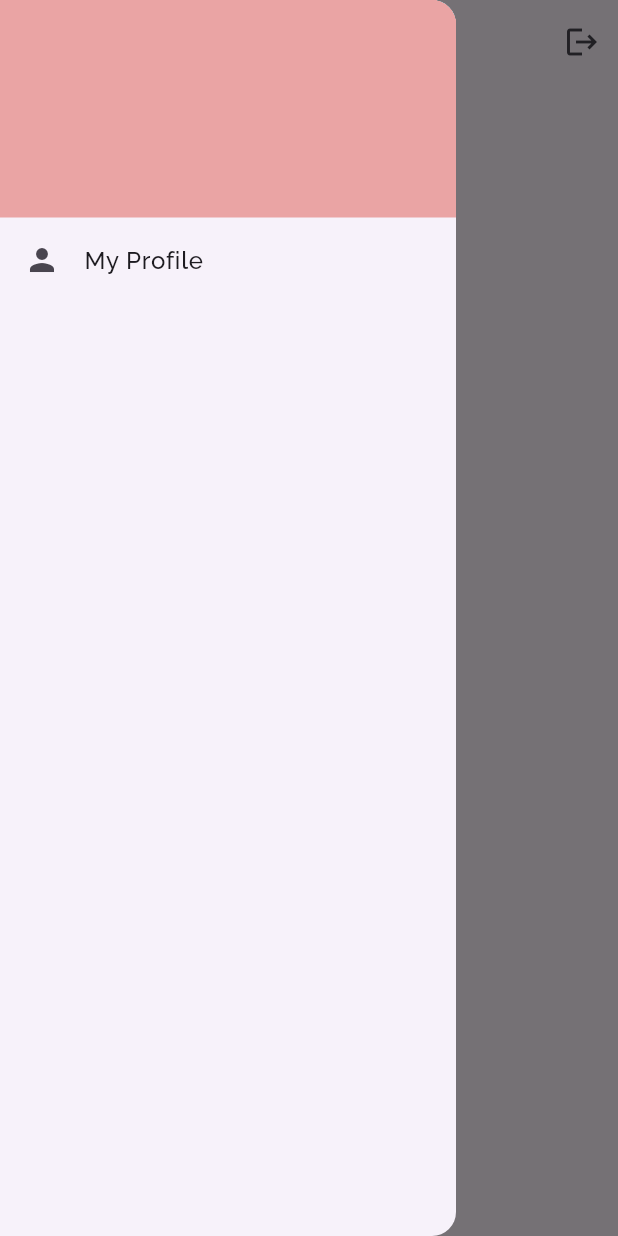
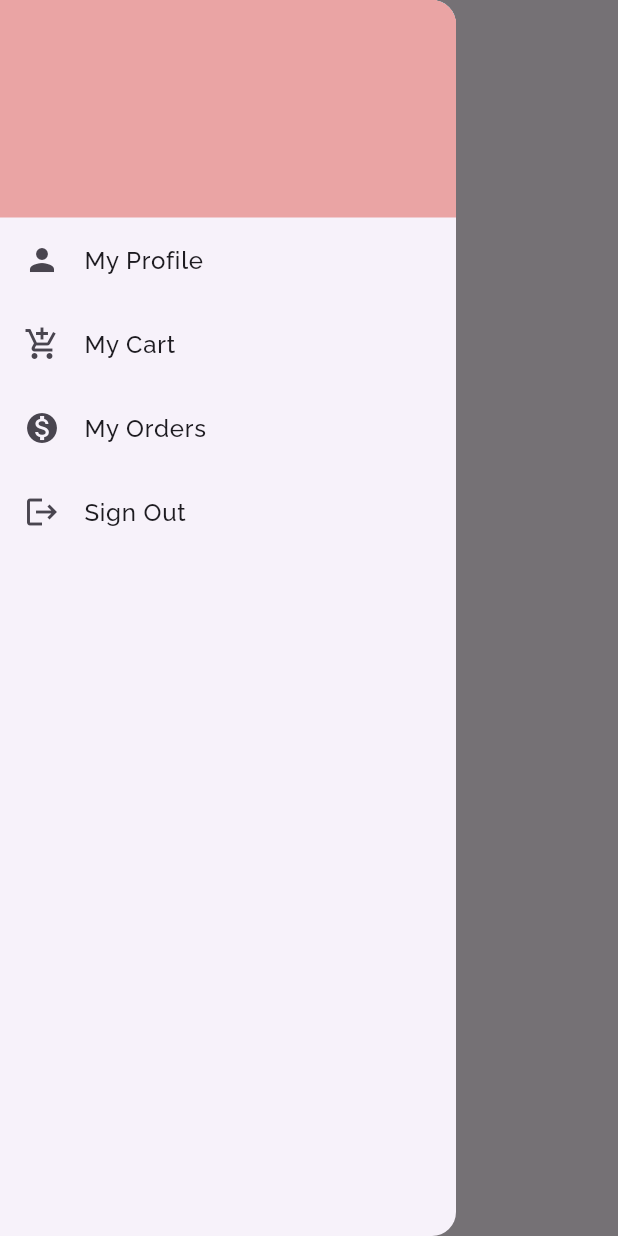
Before and after one commit to rijwan-uddin/AstrohubUser, a Flutter app: the ViewTelescopePage screen opened by its route, with the side drawer open, on a phone screen of 412 x 824 dp. Run offline on Flutter 3.47's test engine with Material 3 defaults, Android fonts, the phone set to English and light mode, and no system bars; our stand-ins replace cached_network_image, cloud_firestore, firebase_auth, firebase_core, firebase_storage, flutter_easyloading and 5 more; accounts and stored records are empty.

Commit message:
Product view page update

```diff
--- a/lib/customwidgets/main_drawer.dart
+++ b/lib/customwidgets/main_drawer.dart
@@ -1,4 +1,8 @@
+import 'package:astrohub_user/auth/auth_service.dart';
 import 'package:flutter/material.dart';
+import 'package:go_router/go_router.dart';
+
+import '../pages/login_page.dart';
 
 class MainDrawer extends StatelessWidget {
   const MainDrawer({super.key});
@@ -13,13 +17,28 @@ class MainDrawer extends StatelessWidget {
             height: 145,
           ),
           ListTile(
-            onTap: (){
-
-
-            },
+            onTap: (){},
             leading: Icon(Icons.person),
             title: Text('My Profile'),
-          )
+          ),
+         ListTile(
+            onTap: (){},
+            leading: Icon(Icons.add_shopping_cart),
+            title: Text('My Cart'),
+          ),
+          ListTile(
+            onTap: (){},
+            leading: Icon(Icons.monetization_on),
+            title: Text('My Orders'),
+          ),
+          ListTile(
+            onTap: (){
+              AuthService.logout()
+                  .then((value) => context.goNamed(LoginPage.routeName));
+            },
+            leading: Icon(Icons.logout),
+            title: Text('Sign Out'),
+          ),
         ],
       ),
     );
--- a/lib/main.dart
+++ b/lib/main.dart
@@ -1,5 +1,3 @@
-import 'dart:js';
-
 import 'package:astrohub_user/auth/auth_service.dart';
 import 'package:astrohub_user/pages/login_page.dart';
 import 'package:astrohub_user/pages/view_telescope_page.dart';
--- a/lib/pages/view_telescope_page.dart
+++ b/lib/pages/view_telescope_page.dart
@@ -5,6 +5,7 @@ import 'package:flutter/material.dart';
 import 'package:go_router/go_router.dart';
 import 'package:provider/provider.dart';
 
+import '../customwidgets/telescope_grid_item_view.dart';
 import '../providers/telescope_provider.dart';
 
 class ViewTelescopePage extends StatefulWidget {
@@ -32,14 +33,21 @@ class _ViewTelescopePageState extends State<ViewTelescopePage> {
       appBar: AppBar(
         title: Text('Telescopes '),
         actions: [
-          IconButton(
-            onPressed: () {
-              AuthService.logout()
-                  .then((value) => context.goNamed(LoginPage.routeName));
-            },
-            icon: Icon(Icons.logout),
+
+        ],
+      ),
+      body: Consumer<TelescopeProvider>(
+        builder: (context, provider ,child) => GridView.builder(
+          gridDelegate: SliverGridDelegateWithFixedCrossAxisCount(
+            crossAxisCount: 2,
+            childAspectRatio: 0.8,
           ),
-        ],
+          itemCount: provider.telescopeList.length,
+          itemBuilder: (context ,index){
+            final telescope = provider.telescopeList[index];
+            return TelescopeGridItemView(telescope: telescope);
+          },
+        ),
       ),
     );
   }
```
Also changed, not shown: lib/customwidgets/telescope_grid_item_view.dart (added, +115 -0 lines), lib/utils/helper_functions.dart (line endings or trailing spaces).
